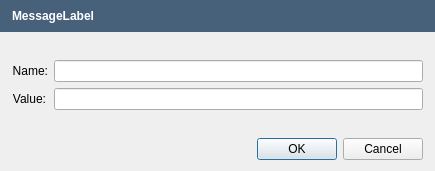
The window that src/apps/openfluid-builder/common/AddParamDialog.ui (OpenFLUID/openfluid) describes before a commit, drawn with Qt 5.
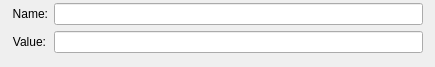
The same window after the commit.

Commit message:
Introduction of message dialog for OpenFLUID applications
* Added MessageFrame and MessageDialog classes
* Cleaned code
* Switch to version 2.1.7~alpha1

(closes OpenFLUID/openfluid#790)

What changed in the file:
```diff
--- a/src/apps/openfluid-builder/common/AddParamDialog.ui
+++ b/src/apps/openfluid-builder/common/AddParamDialog.ui
@@ -7,7 +7,7 @@
     <x>0</x>
     <y>0</y>
     <width>435</width>
-    <height>171</height>
+    <height>67</height>
    </rect>
   </property>
   <property name="windowTitle">
@@ -16,7 +16,7 @@
   <property name="modal">
    <bool>true</bool>
   </property>
-  <layout class="QGridLayout" name="gridLayout_2" rowstretch="0,1,0">
+  <layout class="QVBoxLayout" name="verticalLayout">
    <property name="leftMargin">
     <number>0</number>
    </property>
@@ -26,70 +26,7 @@
    <property name="rightMargin">
     <number>0</number>
    </property>
-   <item row="2" column="0">
-    <layout class="QHBoxLayout" name="horizontalLayout_4">
-     <property name="leftMargin">
-      <number>12</number>
-     </property>
-     <property name="rightMargin">
-      <number>12</number>
-     </property>
-     <item>
-      <widget class="QDialogButtonBox" name="ButtonBox">
-       <property name="standardButtons">
-        <set>QDialogButtonBox::Cancel|QDialogButtonBox::Ok</set>
-       </property>
-      </widget>
-     </item>
-    </layout>
-   </item>
-   <item row="0" column="0">
-    <widget class="QFrame" name="MessageFrame">
-     <property name="sizePolicy">
-      <sizepolicy hsizetype="Preferred" vsizetype="Maximum">
-       <horstretch>0</horstretch>
-       <verstretch>0</verstretch>
-      </sizepolicy>
-     </property>
-     <property name="styleSheet">
-      <string notr="true">background-color: rgb(71,97,123);</string>
-     </property>
-     <property name="frameShape">
-      <enum>QFrame::NoFrame</enum>
-     </property>
-     <property name="frameShadow">
-      <enum>QFrame::Plain</enum>
-     </property>
-     <property name="lineWidth">
-      <number>0</number>
-     </property>
-     <layout class="QHBoxLayout" name="horizontalLayout_3" stretch="0">
-      <property name="spacing">
-       <number>5</number>
-      </property>
-      <property name="leftMargin">
-       <number>12</number>
-      </property>
-      <item>
-       <layout class="QHBoxLayout" name="horizontalLayout_2">
-        <item>
-         <widget class="QLabel" name="MessageLabel">
-          <property name="styleSheet">
-           <string notr="true">color: rgb(255, 255, 255);
-font : bold;
-</string>
-          </property>
-          <property name="text">
-           <string notr="true">MessageLabel</string>
-          </property>
-         </widget>
-        </item>
-       </layout>
-      </item>
-     </layout>
-    </widget>
-   </item>
-   <item row="1" column="0">
+   <item>
     <layout class="QFormLayout" name="formLayout">
      <property name="labelAlignment">
       <set>Qt::AlignLeading|Qt::AlignLeft|Qt::AlignVCenter</set>
```
The commit also changes 82 other files.
